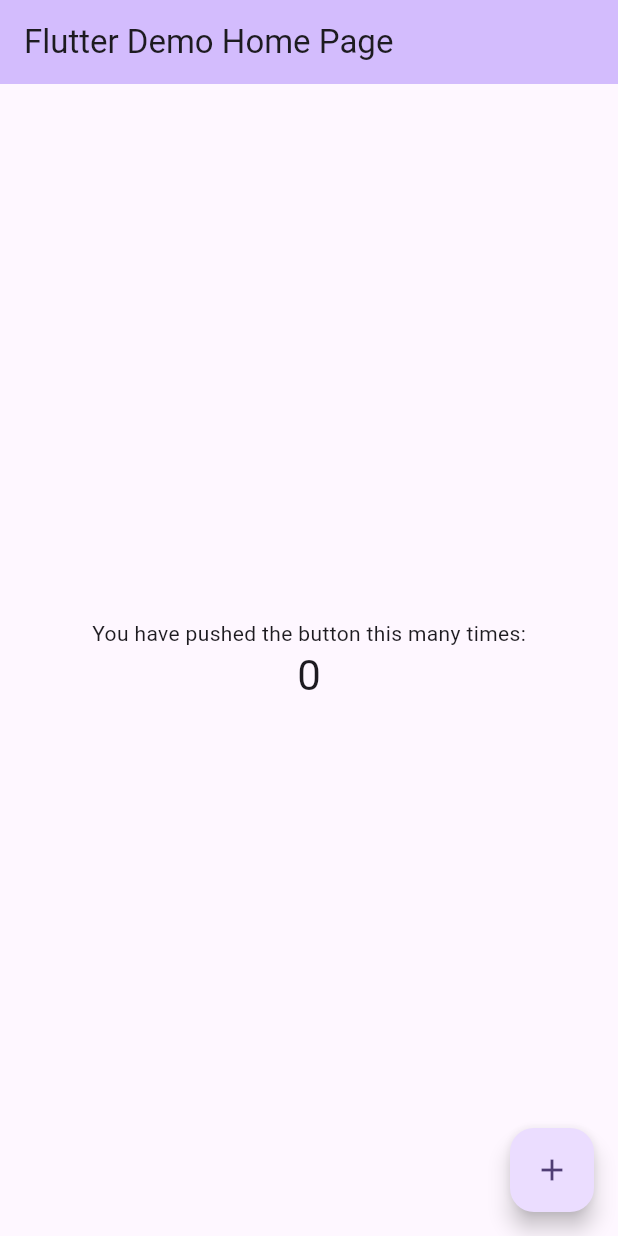
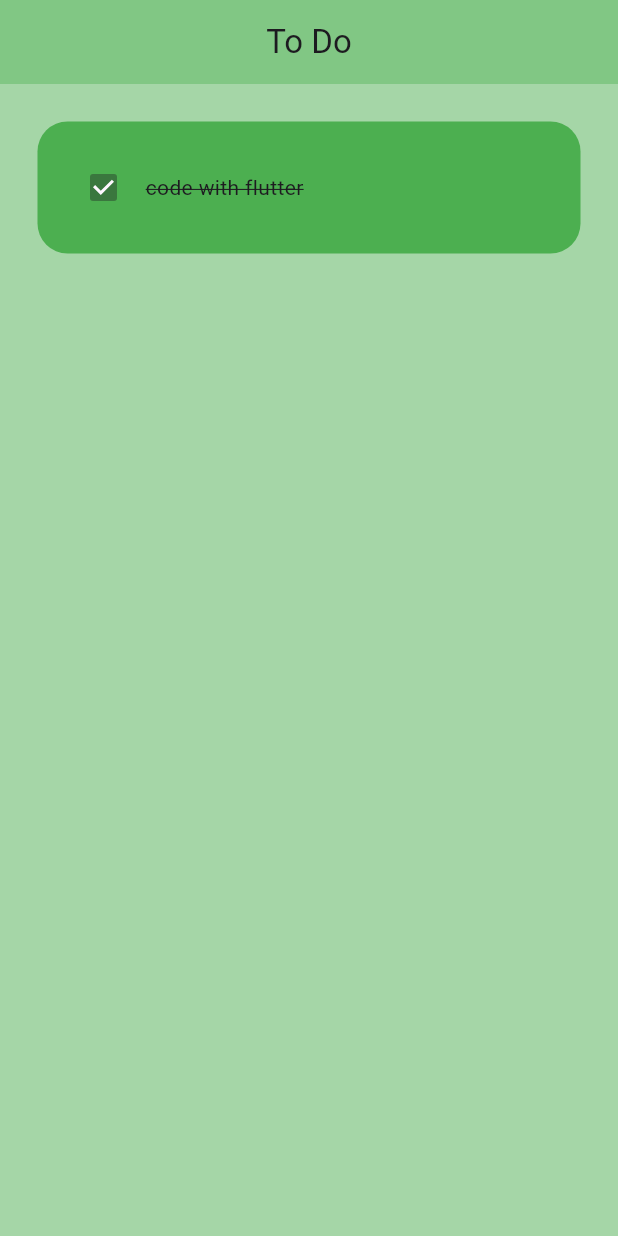
Before and after one commit to OmarKhaled00e/to_do_app, a Flutter app: the screen it shows after launch, on a phone screen of 412 x 824 dp. Run offline on Flutter 3.47's test engine with Material 3 defaults, Android fonts, the phone set to English and light mode, and no system bars.

Commit message:
finish in items

```diff
--- a/lib/main.dart
+++ b/lib/main.dart
@@ -1,122 +1,21 @@
 import 'package:flutter/material.dart';
+import 'package:to_do_app/view/home_page.dart';
 
 void main() {
-  runApp(const MyApp());
+  runApp(const ToDoApp());
 }
 
-class MyApp extends StatelessWidget {
-  const MyApp({super.key});
+class ToDoApp extends StatelessWidget {
+  const ToDoApp({super.key});
 
-  // This widget is the root of your application.
   @override
   Widget build(BuildContext context) {
     return MaterialApp(
-      title: 'Flutter Demo',
+      debugShowCheckedModeBanner: false,
       theme: ThemeData(
-        // This is the theme of your application.
-        //
-        // TRY THIS: Try running your application with "flutter run". You'll see
-        // the application has a purple toolbar. Then, without quitting the app,
-        // try changing the seedColor in the colorScheme below to Colors.green
-        // and then invoke "hot reload" (save your changes or press the "hot
-        // reload" button in a Flutter-supported IDE, or press "r" if you used
-        // the command line to start the app).
-        //
-        // Notice that the counter didn't reset back to zero; the application
-        // state is not lost during the reload. To reset the state, use hot
-        // restart instead.
-        //
-        // This works for code too, not just values: Most code changes can be
-        // tested with just a hot reload.
-        colorScheme: ColorScheme.fromSeed(seedColor: Colors.deepPurple),
+        primarySwatch: Colors.green,
       ),
-      home: const MyHomePage(title: 'Flutter Demo Home Page'),
+      home: HomePage(),
     );
   }
 }
-
-class MyHomePage extends StatefulWidget {
-  const MyHomePage({super.key, required this.title});
-
-  // This widget is the home page of your application. It is stateful, meaning
-  // that it has a State object (defined below) that contains fields that affect
-  // how it looks.
-
-  // This class is the configuration for the state. It holds the values (in this
-  // case the title) provided by the parent (in this case the App widget) and
-  // used by the build method of the State. Fields in a Widget subclass are
-  // always marked "final".
-
-  final String title;
-
-  @override
-  State<MyHomePage> createState() => _MyHomePageState();
-}
-
-class _MyHomePageState extends State<MyHomePage> {
-  int _counter = 0;
-
-  void _incrementCounter() {
-    setState(() {
-      // This call to setState tells the Flutter framework that something has
-      // changed in this State, which causes it to rerun the build method below
-      // so that the display can reflect the updated values. If we changed
-      // _counter without calling setState(), then the build method would not be
-      // called again, and so nothing would appear to happen.
-      _counter++;
-    });
-  }
-
-  @override
-  Widget build(BuildContext context) {
-    // This method is rerun every time setState is called, for instance as done
-    // by the _incrementCounter method above.
-    //
-    // The Flutter framework has been optimized to make rerunning build methods
-    // fast, so that you can just rebuild anything that needs updating rather
-    // than having to individually change instances of widgets.
-    return Scaffold(
-      appBar: AppBar(
-        // TRY THIS: Try changing the color here to a specific color (to
-        // Colors.amber, perhaps?) and trigger a hot reload to see the AppBar
-        // change color while the other colors stay the same.
-        backgroundColor: Theme.of(context).colorScheme.inversePrimary,
-        // Here we take the value from the MyHomePage object that was created by
-        // the App.build method, and use it to set our appbar title.
-        title: Text(widget.title),
-      ),
-      body: Center(
-        // Center is a layout widget. It takes a single child and positions it
-        // in the middle of the parent.
-        child: Column(
-          // Column is also a layout widget. It takes a list of children and
-          // arranges them vertically. By default, it sizes itself to fit its
-          // children horizontally, and tries to be as tall as its parent.
-          //
-          // Column has various properties to control how it sizes itself and
-          // how it positions its children. Here we use mainAxisAlignment to
-          // center the children vertically; the main axis here is the vertical
-          // axis because Columns are vertical (the cross axis would be
-          // horizontal).
-          //
-          // TRY THIS: Invoke "debug painting" (choose the "Toggle Debug Paint"
-          // action in the IDE, or press "p" in the console), to see the
-          // wireframe for each widget.
-          mainAxisAlignment: MainAxisAlignment.center,
-          children: <Widget>[
-            const Text('You have pushed the button this many times:'),
-            Text(
-              '$_counter',
-              style: Theme.of(context).textTheme.headlineMedium,
-            ),
-          ],
-        ),
-      ),
-      floatingActionButton: FloatingActionButton(
-        onPressed: _incrementCounter,
-        tooltip: 'Increment',
-        child: const Icon(Icons.add),
-      ), // This trailing comma makes auto-formatting nicer for build methods.
-    );
-  }
-}
--- /dev/null
+++ b/lib/view/home_page.dart
@@ -0,0 +1,19 @@
+import 'package:flutter/material.dart';
+import 'package:to_do_app/widgets/todo_item.dart';
+
+class HomePage extends StatelessWidget {
+  const HomePage({super.key});
+
+  @override
+  Widget build(BuildContext context) {
+    return Scaffold(
+      backgroundColor: Colors.green[200],
+      appBar: AppBar(
+        backgroundColor: Colors.green[300],
+        elevation: 0,
+        title: Center(child: Text('To Do')),
+      ),
+      body: TodoItem(value: true),
+    );
+  }
+}
--- /dev/null
+++ b/lib/widgets/todo_item.dart
@@ -0,0 +1,33 @@
+import 'package:flutter/material.dart';
+
+class TodoItem extends StatelessWidget {
+  const TodoItem({super.key, required this.value, this.onChanged});
+  final bool value;
+  final void Function(bool?)? onChanged;
+  @override
+  Widget build(BuildContext context) {
+    return Padding(
+      padding: const EdgeInsets.only(left: 25, right: 25, top: 25),
+      child: Container(
+        padding: const EdgeInsets.all(20),
+        decoration: BoxDecoration(
+          color: Colors.green,
+          borderRadius: BorderRadius.circular(20),
+        ),
+        child: Row(
+          children: [
+            Checkbox(value: value, onChanged: onChanged),
+            SizedBox(width: 4),
+            Text(
+              'code with flutter',
+              style: TextStyle(
+                decoration:
+                    value ? TextDecoration.lineThrough : TextDecoration.none,
+              ),
+            ),
+          ],
+        ),
+      ),
+    );
+  }
+}
```
